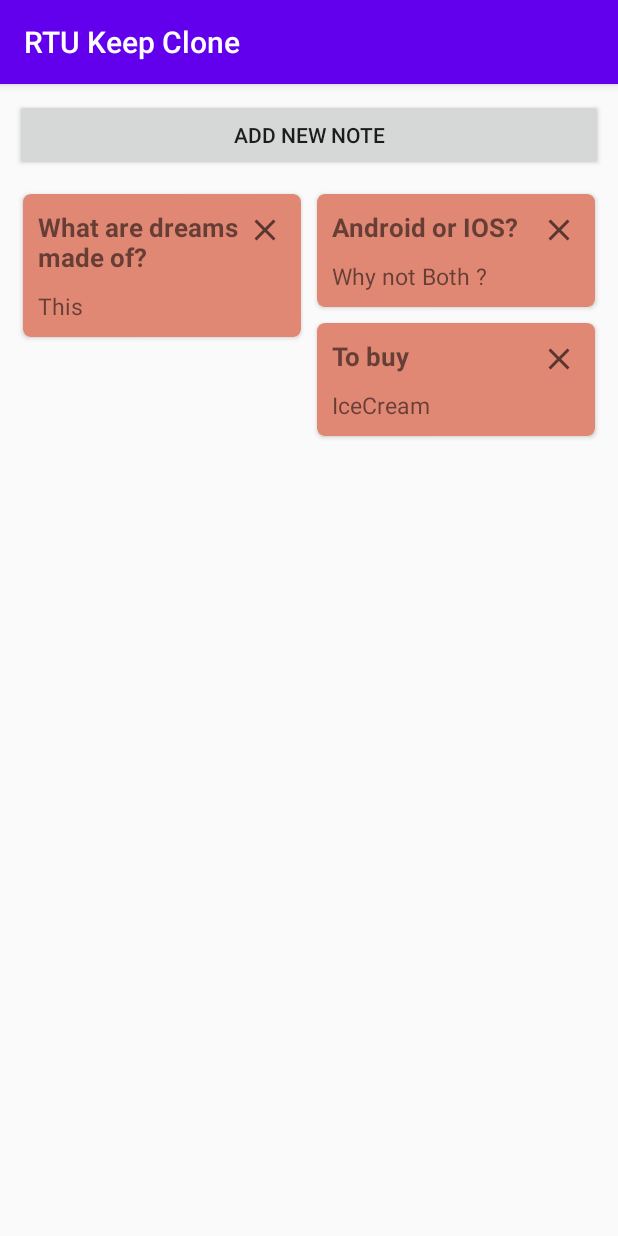
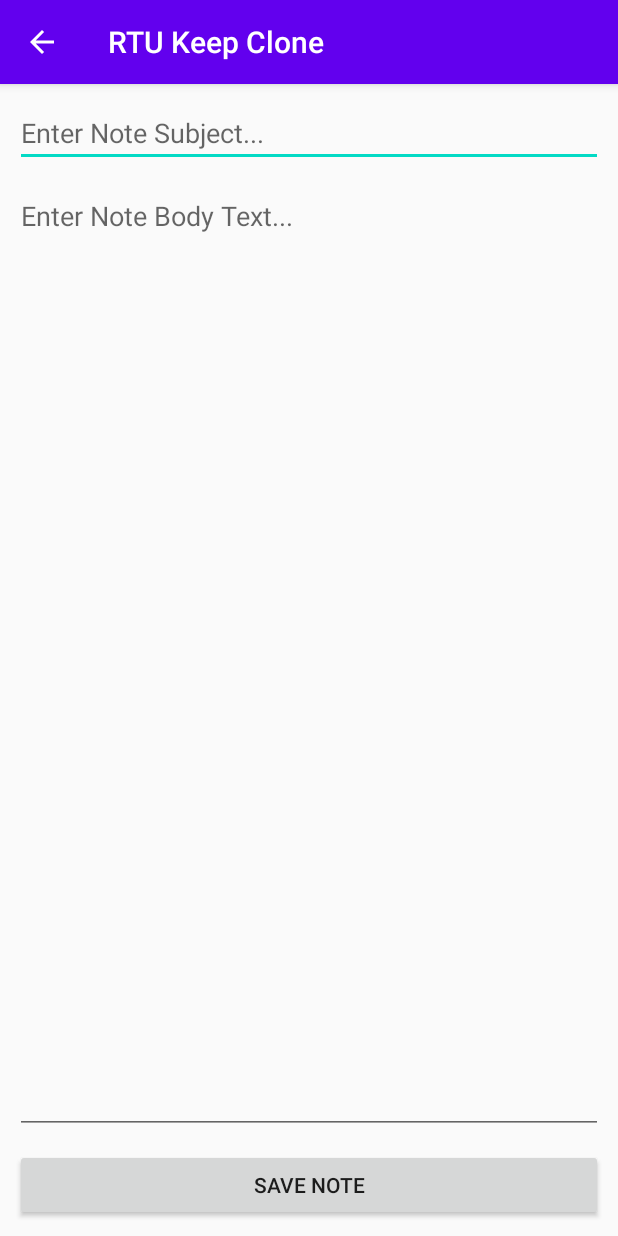
Before and after one commit to vladislavbarsov/rtu-keep-clone, an Android app: the screen it shows after launch (MainActivity before the commit, DetailActivity after it), after a tap on "ADD NEW NOTE", on a phone screen of 412 x 824 dp. Run offline under Robolectric (Android 15) with nearby library versions, the phone set to English and light mode, and no system bars; our stand-ins replace Room's generated code.

Commit message:
Implementing Room for global Database. Making changes to NoteItem.kt (adding Dao, and functions). Creating Room Database making it globaly awailable (via manifest).

```diff
--- a/app/build.gradle
+++ b/app/build.gradle
@@ -1,6 +1,7 @@
 apply plugin: 'com.android.application'
 apply plugin: 'kotlin-android'
 apply plugin: 'kotlin-android-extensions'
+apply plugin: 'kotlin-kapt'
 
 android {
     compileSdkVersion 30
@@ -36,4 +37,7 @@ dependencies {
     //  cardview and recycler view
     implementation "androidx.cardview:cardview:1.0.0"
     implementation "androidx.recyclerview:recyclerview:1.1.0"
+    // Room
+    implementation "androidx.room:room-runtime:2.2.5"
+    kapt "androidx.room:room-compiler:2.2.5"
 }
--- a/app/src/main/AndroidManifest.xml
+++ b/app/src/main/AndroidManifest.xml
@@ -3,12 +3,14 @@
     package="com.example.rtukeepclone">
 
     <application
+        android:name=".App"
         android:allowBackup="true"
         android:icon="@mipmap/ic_launcher"
         android:label="@string/app_name"
         android:roundIcon="@mipmap/ic_launcher_round"
         android:supportsRtl="true"
         android:theme="@style/AppTheme">
+        <activity android:name=".DetailActivity"></activity>
         <activity android:name=".MainActivity">
             <intent-filter>
                 <action android:name="android.intent.action.MAIN" />
--- /dev/null
+++ b/app/src/main/java/com/example/rtukeepclone/App.kt
@@ -0,0 +1,12 @@
+package com.example.rtukeepclone
+
+import android.app.Application
+import androidx.room.Room
+
+class App : Application() {
+    val database: NoteDatabase by lazy {
+        Room.databaseBuilder(this, NoteDatabase::class.java, "notes-db")
+            .allowMainThreadQueries()
+            .build()
+    }
+}
--- /dev/null
+++ b/app/src/main/java/com/example/rtukeepclone/DetailActivity.kt
@@ -0,0 +1,47 @@
+package com.example.rtukeepclone
+
+import android.os.Bundle
+import android.view.MenuItem
+import androidx.appcompat.app.AppCompatActivity
+import com.example.rtukeepclone.MainActivity.Companion.EXTRA_ID
+import kotlinx.android.synthetic.main.activity_detail.*
+
+class DetailActivity : AppCompatActivity() {
+    override fun onCreate(savedInstanceState: Bundle?) {
+        super.onCreate(savedInstanceState)
+        setContentView(R.layout.activity_detail)
+        supportActionBar?.setDisplayHomeAsUpEnabled(true)
+
+        val requestFrom = intent.getStringExtra(EXTRA_ID) ?: "DetailActivity"
+
+        if (requestFrom == MAIN_ACTIVITY){
+            saveBtn.setOnClickListener { saveNewNote() }
+        } else {
+            saveBtn.setOnClickListener{ updateNote() }
+        }
+
+    }
+
+    private fun saveNewNote(){
+        val newNote = NoteItem(noteEditSubject.text.toString(), noteEditBodyText.text.toString())
+
+    }
+
+    private fun updateNote(){
+
+    }
+
+    override fun onOptionsItemSelected(item: MenuItem): Boolean {
+        return when (item.itemId){
+            android.R.id.home -> {
+                finish()
+                true
+            }
+            else -> super.onOptionsItemSelected(item)
+        }
+    }
+
+    companion object {
+        const val MAIN_ACTIVITY = "MainActivity"
+    }
+}
--- a/app/src/main/java/com/example/rtukeepclone/MainActivity.kt
+++ b/app/src/main/java/com/example/rtukeepclone/MainActivity.kt
@@ -1,7 +1,7 @@
 package com.example.rtukeepclone
 
+import android.content.Intent
 import android.os.Bundle
-import android.widget.Toast
 import androidx.appcompat.app.AppCompatActivity
 import kotlinx.android.synthetic.main.activity_main.*
 
@@ -23,10 +23,16 @@ class MainActivity : AppCompatActivity() {
         noteList.adapter = adapter
 
         newNoteBtn.setOnClickListener { addNewNote() }
-
     }
 
     private fun addNewNote(){
-        Toast.makeText(this, "Will do later", Toast.LENGTH_SHORT).show()
+        val intent = Intent(this, DetailActivity::class.java)
+            .putExtra(EXTRA_ID, REQUEST_FROM)
+        startActivity(intent)
+    }
+
+    companion object {
+        const val EXTRA_ID = "com.example.rtuKeepClone_note_id"
+        const val REQUEST_FROM = "MainActivity"
     }
 }
--- a/app/src/main/java/com/example/rtukeepclone/NoteItem.kt
+++ b/app/src/main/java/com/example/rtukeepclone/NoteItem.kt
@@ -1,6 +1,29 @@
 package com.example.rtukeepclone
 
+import androidx.room.*
+
+
+@Entity(tableName = "note_item")
 data class NoteItem (
     val noteSubject: String,
-    val noteText: String
+    val noteText: String,
+    @PrimaryKey(autoGenerate = true) var uid: Long = 0
 )
+
+@Dao
+interface NoteItemDao {
+    @Query("SELECT * FROM note_item")
+    fun getAllNotes(): List<NoteItem>
+
+    @Query("SELECT * FROM note_item WHERE uid = :noteId")
+    fun getNoteById(noteId: Long): NoteItem
+
+    @Insert
+    fun insertAllNotes(vararg notes: NoteItem): List<Long>
+
+    @Update
+    fun updateNote(note: NoteItem)
+
+    @Delete
+    fun deleteNote(note: NoteItem)
+}
--- a/app/src/main/java/com/example/rtukeepclone/NoteItemRecyclerAdapter.kt
+++ b/app/src/main/java/com/example/rtukeepclone/NoteItemRecyclerAdapter.kt
@@ -24,15 +24,13 @@ class NoteItemRecyclerAdapter (private val notes: MutableList<NoteItem>) :
                 val noteView = holder.itemView
                 val context = noteView.context
 
-                val toast = Toast.makeText(context, "Will do later", Toast.LENGTH_SHORT)
-
                 noteView.cardSubjectText.text = note.noteSubject
                 noteView.cardBodyText.text = note.noteText
                 noteView.cardDeleteBtn.setOnClickListener{
-                        toast.show()
+
                 }
                 noteView.setOnClickListener{
-                        toast.show()
+                        Toast.makeText(context, "${notes[position]}", Toast.LENGTH_SHORT).show()
                 }
         }
 }
--- /dev/null
+++ b/app/src/main/res/layout/activity_detail.xml
@@ -0,0 +1,41 @@
+<?xml version="1.0" encoding="utf-8"?>
+<androidx.constraintlayout.widget.ConstraintLayout xmlns:android="http://schemas.android.com/apk/res/android"
+    xmlns:app="http://schemas.android.com/apk/res-auto"
+    xmlns:tools="http://schemas.android.com/tools"
+    android:layout_width="match_parent"
+    android:layout_height="match_parent"
+    tools:context=".DetailActivity">
+
+    <EditText
+        android:id="@+id/noteEditSubject"
+        android:layout_width="match_parent"
+        android:layout_height="wrap_content"
+        android:layout_margin="@dimen/textMargin"
+        android:ems="10"
+        android:inputType="textPersonName"
+        android:hint="@string/editSubjectHint"
+        app:layout_constraintTop_toTopOf="parent" />
+
+    <EditText
+        android:id="@+id/noteEditBodyText"
+        android:layout_width="match_parent"
+        android:layout_height="0dp"
+        android:layout_margin="@dimen/textMargin"
+        android:ems="10"
+        android:hint="@string/editBodyTextHint"
+        android:inputType="textMultiLine"
+        android:textAlignment="gravity"
+        android:gravity="top|left"
+        app:layout_constraintBottom_toTopOf="@+id/saveBtn"
+        app:layout_constraintTop_toBottomOf="@+id/noteEditSubject"
+        tools:layout_editor_absoluteX="10dp" />
+
+    <Button
+        android:id="@+id/saveBtn"
+        android:layout_width="match_parent"
+        android:layout_height="wrap_content"
+        android:layout_margin="@dimen/textMargin"
+        android:text="@string/saveBtn"
+        app:layout_constraintBottom_toBottomOf="parent"
+        tools:layout_editor_absoluteX="10dp" />
+</androidx.constraintlayout.widget.ConstraintLayout>
--- a/app/src/main/res/values/strings.xml
+++ b/app/src/main/res/values/strings.xml
@@ -4,4 +4,7 @@
     <string name="test_text">This is some random text</string>
     <string name="newNoteHintText">Enter new note here</string>
     <string name="enterNewNoteBtnText">Add New Note</string>
+    <string name="editSubjectHint">Enter Note Subject...</string>
+    <string name="saveBtn">Save Note</string>
+    <string name="editBodyTextHint">Enter Note Body Text...</string>
 </resources>
```
Also changed, not shown: app/src/main/java/com/example/rtukeepclone/NoteDatabase.kt (added, +22 -0 lines).
